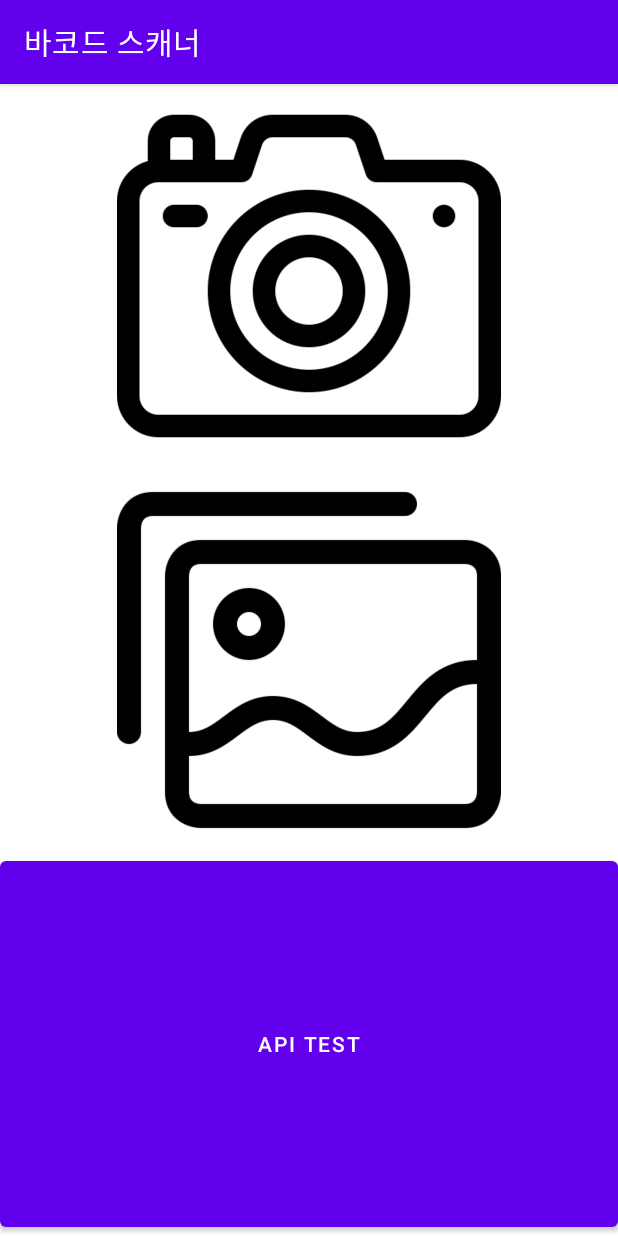
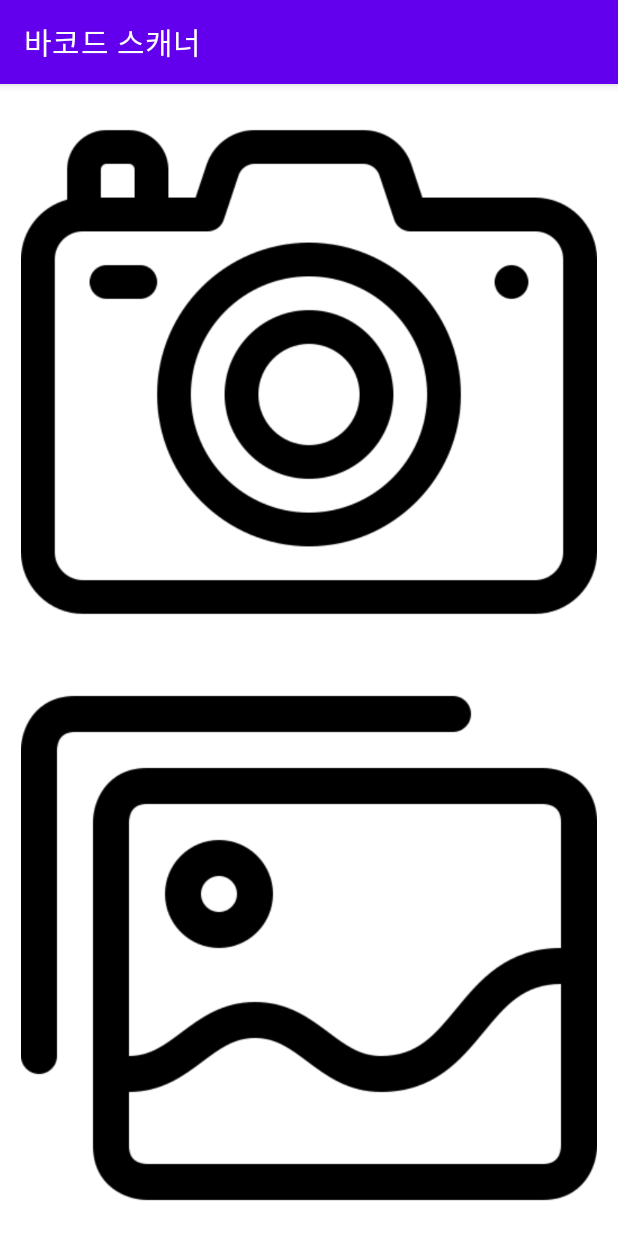
Before and after one commit to 2021-SW-6/barcode-app-workspace, an Android app: the screen it shows after launch (MainActivity), on a phone screen of 412 x 824 dp. Run offline under Robolectric (Android 15) with nearby library versions, the phone set to English and light mode, and no system bars.

Commit message:
refactor (add comment - MainActivity.java), (newline NaverApiActivity.java), (delete ApitestButton)

```diff
--- a/app/src/main/java/com/SE_project/barcode_scanner/MainActivity.java
+++ b/app/src/main/java/com/SE_project/barcode_scanner/MainActivity.java
@@ -53,15 +53,6 @@ public class MainActivity extends AppCompatActivity {
                 Intent pickIntent = new Intent(Intent.ACTION_PICK);
                 pickIntent.setDataAndType(MediaStore.Images.Media.EXTERNAL_CONTENT_URI, "image/*");
                 startActivityForResult(pickIntent, GET_GALLERY_IMAGE);
-            }
-        });
-
-        Button btnApiTest = (Button)findViewById(R.id.btnApiTest);  //네이버 api를 테스트하기 위한 버튼
-        btnApiTest.setOnClickListener(new View.OnClickListener() {
-            @Override
-            public void onClick(View view) {
-                Intent intent = new Intent(getApplicationContext(), NaverApiActivity.class);
-                startActivity(intent);
             }
         });
     }
--- a/app/src/main/res/layout/activity_main.xml
+++ b/app/src/main/res/layout/activity_main.xml
@@ -18,11 +18,4 @@
         android:src="@drawable/gallery"
         android:id="@+id/ivGallery"
         />
-    <Button
-        android:layout_width="match_parent"
-        android:layout_height="0dp"
-        android:layout_weight="1"
-        android:id="@+id/btnApiTest"
-        android:text="API Test"
-        />
 </LinearLayout>
```
Also changed, not shown: app/src/main/java/com/SE_project/barcode_scanner/NaverApiActivity.java (+19 -10 lines).
